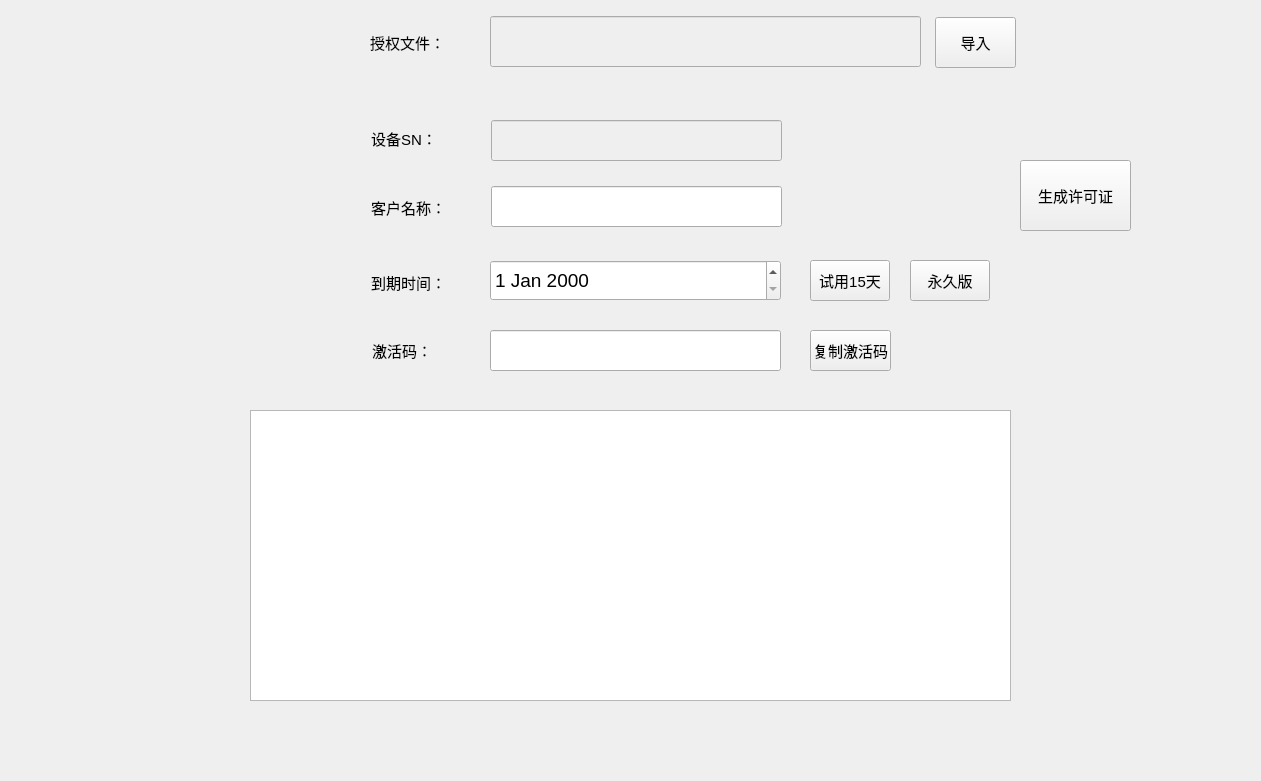
Above: Keygen/keygen.ui from lukangming/Register before the change. Below: the same form after it.
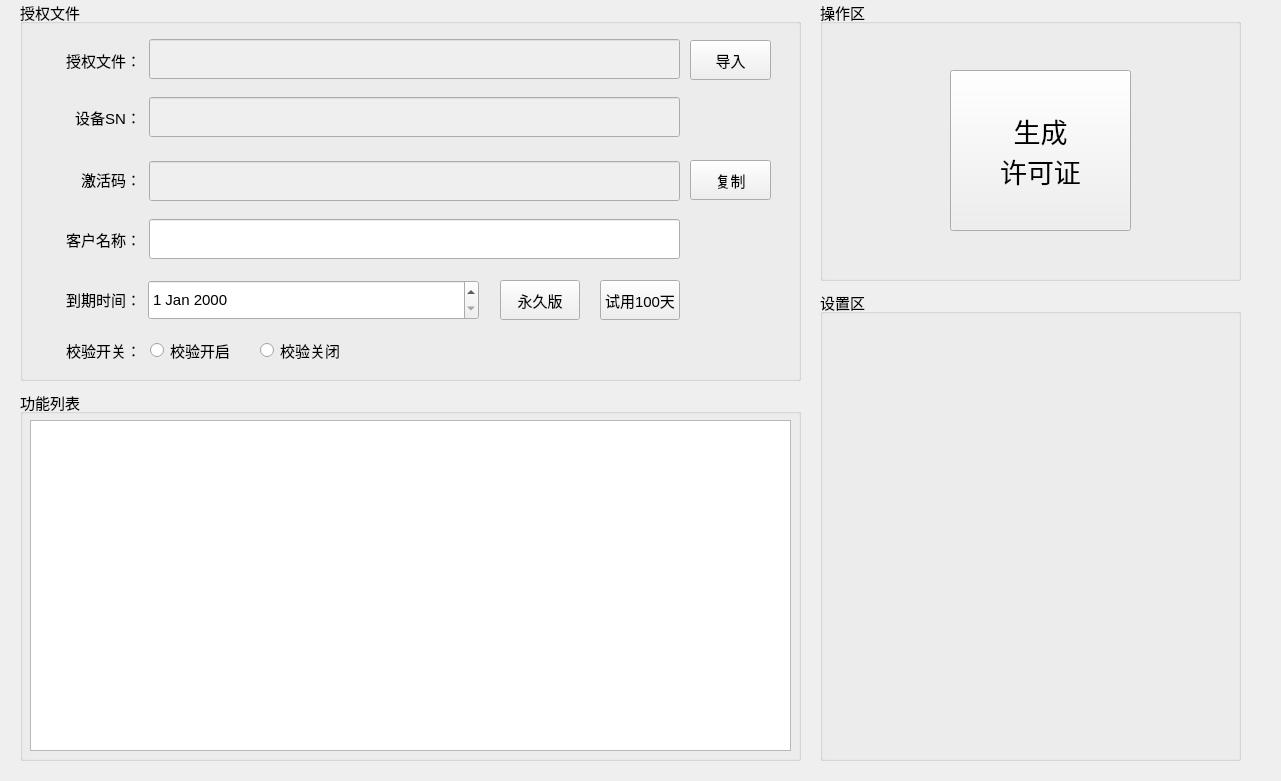
That is the form after the change.

What changed in the file:
```diff
--- a/Keygen/keygen.ui
+++ b/Keygen/keygen.ui
@@ -6,20 +6,140 @@
    <rect>
     <x>0</x>
     <y>0</y>
-    <width>1261</width>
+    <width>1281</width>
     <height>781</height>
    </rect>
   </property>
   <property name="windowTitle">
    <string>Form</string>
   </property>
+  <widget class="QGroupBox" name="settingsBox">
+   <property name="geometry">
+    <rect>
+     <x>820</x>
+     <y>290</y>
+     <width>421</width>
+     <height>471</height>
+    </rect>
+   </property>
+   <property name="font">
+    <font>
+     <pointsize>11</pointsize>
+    </font>
+   </property>
+   <property name="title">
+    <string>设置区</string>
+   </property>
+  </widget>
+  <widget class="QGroupBox" name="settingsBox_2">
+   <property name="geometry">
+    <rect>
+     <x>820</x>
+     <y>0</y>
+     <width>421</width>
+     <height>281</height>
+    </rect>
+   </property>
+   <property name="font">
+    <font>
+     <pointsize>11</pointsize>
+    </font>
+   </property>
+   <property name="title">
+    <string>操作区</string>
+   </property>
   <widget class="QPushButton" name="generateButton">
    <property name="geometry">
     <rect>
-     <x>1020</x>
+      <x>130</x>
+      <y>70</y>
+      <width>181</width>
+      <height>161</height>
+     </rect>
+    </property>
+    <property name="font">
+     <font>
+      <pointsize>20</pointsize>
+     </font>
+    </property>
+    <property name="text">
+     <string>生成
+许可证</string>
+    </property>
+   </widget>
+  </widget>
+  <widget class="QGroupBox" name="settingsBox_3">
+   <property name="geometry">
+    <rect>
+     <x>20</x>
+     <y>390</y>
+     <width>781</width>
+     <height>371</height>
+    </rect>
+   </property>
+   <property name="font">
+    <font>
+     <pointsize>11</pointsize>
+    </font>
+   </property>
+   <property name="title">
+    <string>功能列表</string>
+   </property>
+   <widget class="QTableWidget" name="tableFeatures">
+    <property name="geometry">
+     <rect>
+      <x>10</x>
+      <y>30</y>
+      <width>761</width>
+      <height>331</height>
+     </rect>
+    </property>
+    <property name="font">
+     <font>
+      <pointsize>11</pointsize>
+     </font>
+    </property>
+   </widget>
+  </widget>
+  <widget class="QGroupBox" name="settingsBox_4">
+   <property name="geometry">
+    <rect>
+     <x>20</x>
+     <y>0</y>
+     <width>781</width>
+     <height>381</height>
+    </rect>
+   </property>
+   <property name="font">
+    <font>
+     <pointsize>11</pointsize>
+    </font>
+   </property>
+   <property name="title">
+    <string>授权文件</string>
+   </property>
+   <widget class="QLineEdit" name="lineEditCustomer">
+    <property name="geometry">
+     <rect>
+      <x>129</x>
+      <y>219</y>
+      <width>531</width>
+      <height>40</height>
+     </rect>
+    </property>
+    <property name="font">
+     <font>
+      <pointsize>11</pointsize>
+     </font>
+    </property>
+   </widget>
+   <widget class="QPushButton" name="copyBtn">
+    <property name="geometry">
+     <rect>
+      <x>670</x>
      <y>160</y>
-     <width>111</width>
-     <height>71</height>
+      <width>81</width>
+      <height>40</height>
     </rect>
    </property>
    <property name="font">
@@ -28,16 +148,52 @@
     </font>
    </property>
    <property name="text">
-    <string>生成许可证</string>
+     <string>复制</string>
+    </property>
+   </widget>
+   <widget class="QLineEdit" name="lineEditDeviceSn">
+    <property name="enabled">
+     <bool>false</bool>
+    </property>
+    <property name="geometry">
+     <rect>
+      <x>129</x>
+      <y>97</y>
+      <width>531</width>
+      <height>40</height>
+     </rect>
+    </property>
+    <property name="font">
+     <font>
+      <pointsize>11</pointsize>
+     </font>
+    </property>
+   </widget>
+   <widget class="QLineEdit" name="activeCode">
+    <property name="enabled">
+     <bool>false</bool>
+    </property>
+    <property name="geometry">
+     <rect>
+      <x>129</x>
+      <y>161</y>
+      <width>531</width>
+      <height>40</height>
+     </rect>
+    </property>
+    <property name="font">
+     <font>
+      <pointsize>11</pointsize>
+     </font>
    </property>
   </widget>
   <widget class="QPushButton" name="openFileButton">
    <property name="geometry">
     <rect>
-     <x>935</x>
-     <y>17</y>
+      <x>670</x>
+      <y>40</y>
      <width>81</width>
-     <height>51</height>
+      <height>40</height>
     </rect>
    </property>
    <property name="font">
@@ -49,16 +205,37 @@
     <string>导入</string>
    </property>
   </widget>
+   <widget class="QLabel" name="label_5">
+    <property name="geometry">
+     <rect>
+      <x>30</x>
+      <y>40</y>
+      <width>91</width>
+      <height>40</height>
+     </rect>
+    </property>
+    <property name="font">
+     <font>
+      <pointsize>11</pointsize>
+     </font>
+    </property>
+    <property name="text">
+     <string>授权文件：</string>
+    </property>
+    <property name="alignment">
+     <set>Qt::AlignRight|Qt::AlignTrailing|Qt::AlignVCenter</set>
+    </property>
+   </widget>
   <widget class="QLineEdit" name="lineEditFilePath">
    <property name="enabled">
     <bool>false</bool>
    </property>
    <property name="geometry">
     <rect>
-     <x>490</x>
-     <y>16</y>
-     <width>431</width>
-     <height>51</height>
+      <x>129</x>
+      <y>39</y>
+      <width>531</width>
+      <height>40</height>
     </rect>
    </property>
    <property name="font">
@@ -70,10 +247,10 @@
   <widget class="QLabel" name="label">
    <property name="geometry">
     <rect>
-     <x>371</x>
-     <y>118</y>
-     <width>101</width>
-     <height>41</height>
+      <x>30</x>
+      <y>97</y>
+      <width>91</width>
+      <height>40</height>
     </rect>
    </property>
    <property name="font">
@@ -84,14 +261,17 @@
    <property name="text">
     <string>设备SN：</string>
    </property>
-  </widget>
-  <widget class="QLabel" name="label_2">
+    <property name="alignment">
+     <set>Qt::AlignRight|Qt::AlignTrailing|Qt::AlignVCenter</set>
+    </property>
+   </widget>
+   <widget class="QPushButton" name="formBtn">
    <property name="geometry">
     <rect>
-     <x>371</x>
-     <y>187</y>
-     <width>101</width>
-     <height>41</height>
+      <x>480</x>
+      <y>280</y>
+      <width>80</width>
+      <height>40</height>
     </rect>
    </property>
    <property name="font">
@@ -100,16 +280,16 @@
     </font>
    </property>
    <property name="text">
-    <string>客户名称：</string>
+     <string>永久版</string>
    </property>
   </widget>
   <widget class="QLabel" name="label_3">
    <property name="geometry">
     <rect>
-     <x>371</x>
-     <y>262</y>
-     <width>101</width>
-     <height>41</height>
+      <x>30</x>
+      <y>279</y>
+      <width>91</width>
+      <height>40</height>
     </rect>
    </property>
    <property name="font">
@@ -120,62 +300,17 @@
    <property name="text">
     <string>到期时间：</string>
    </property>
-  </widget>
-  <widget class="QLineEdit" name="lineEditDeviceSn">
-   <property name="enabled">
-    <bool>false</bool>
-   </property>
-   <property name="geometry">
-    <rect>
-     <x>491</x>
-     <y>120</y>
-     <width>291</width>
-     <height>41</height>
-    </rect>
-   </property>
-   <property name="font">
-    <font>
-     <pointsize>14</pointsize>
-    </font>
-   </property>
-  </widget>
-  <widget class="QLineEdit" name="lineEditCustomer">
-   <property name="geometry">
-    <rect>
-     <x>491</x>
-     <y>186</y>
-     <width>291</width>
-     <height>41</height>
-    </rect>
-   </property>
-   <property name="font">
-    <font>
-     <pointsize>14</pointsize>
-    </font>
-   </property>
-  </widget>
-  <widget class="QDateEdit" name="dateEditExpire">
-   <property name="geometry">
-    <rect>
-     <x>490</x>
-     <y>260</y>
-     <width>291</width>
-     <height>41</height>
-    </rect>
-   </property>
-   <property name="font">
-    <font>
-     <pointsize>14</pointsize>
-    </font>
+    <property name="alignment">
+     <set>Qt::AlignRight|Qt::AlignTrailing|Qt::AlignVCenter</set>
    </property>
   </widget>
   <widget class="QPushButton" name="tiralBtn">
    <property name="geometry">
     <rect>
-     <x>810</x>
-     <y>260</y>
+      <x>580</x>
+      <y>280</y>
      <width>80</width>
-     <height>41</height>
+      <height>40</height>
     </rect>
    </property>
    <property name="font">
@@ -184,34 +319,16 @@
     </font>
    </property>
    <property name="text">
-    <string>试用15天</string>
-   </property>
-  </widget>
-  <widget class="QPushButton" name="formBtn">
-   <property name="geometry">
-    <rect>
-     <x>910</x>
-     <y>260</y>
-     <width>80</width>
-     <height>41</height>
-    </rect>
-   </property>
-   <property name="font">
-    <font>
-     <pointsize>11</pointsize>
-    </font>
-   </property>
-   <property name="text">
-    <string>永久版</string>
+     <string>试用100天</string>
    </property>
   </widget>
   <widget class="QLabel" name="label_4">
    <property name="geometry">
     <rect>
-     <x>372</x>
-     <y>330</y>
-     <width>101</width>
-     <height>41</height>
+      <x>30</x>
+      <y>159</y>
+      <width>91</width>
+      <height>40</height>
     </rect>
    </property>
    <property name="font">
@@ -222,32 +339,38 @@
    <property name="text">
     <string>激活码：</string>
    </property>
-  </widget>
-  <widget class="QLineEdit" name="activeCode">
-   <property name="enabled">
-    <bool>true</bool>
-   </property>
+    <property name="alignment">
+     <set>Qt::AlignRight|Qt::AlignTrailing|Qt::AlignVCenter</set>
+    </property>
+   </widget>
+   <widget class="QLabel" name="label_2">
    <property name="geometry">
     <rect>
-     <x>490</x>
-     <y>330</y>
-     <width>291</width>
-     <height>41</height>
+      <x>20</x>
+      <y>219</y>
+      <width>101</width>
+      <height>40</height>
     </rect>
    </property>
    <property name="font">
     <font>
-     <pointsize>14</pointsize>
-    </font>
-   </property>
-  </widget>
-  <widget class="QPushButton" name="copyBtn">
+      <pointsize>11</pointsize>
+     </font>
+    </property>
+    <property name="text">
+     <string>客户名称：</string>
+    </property>
+    <property name="alignment">
+     <set>Qt::AlignRight|Qt::AlignTrailing|Qt::AlignVCenter</set>
+    </property>
+   </widget>
+   <widget class="QDateEdit" name="dateEditExpire">
    <property name="geometry">
     <rect>
-     <x>810</x>
-     <y>330</y>
-     <width>81</width>
-     <height>41</height>
+      <x>128</x>
+      <y>280</y>
+      <width>331</width>
+      <height>40</height>
     </rect>
    </property>
    <property name="font">
@@ -255,17 +378,14 @@
      <pointsize>11</pointsize>
     </font>
    </property>
-   <property name="text">
-    <string>复制激活码</string>
-   </property>
-  </widget>
-  <widget class="QLabel" name="label_5">
+   </widget>
+   <widget class="QLabel" name="label_6">
    <property name="geometry">
     <rect>
-     <x>370</x>
-     <y>22</y>
-     <width>101</width>
-     <height>41</height>
+      <x>30</x>
+      <y>330</y>
+      <width>91</width>
+      <height>40</height>
     </rect>
    </property>
    <property name="font">
@@ -274,23 +394,38 @@
     </font>
    </property>
    <property name="text">
-    <string>授权文件：</string>
-   </property>
-  </widget>
-  <widget class="QTableWidget" name="tableFeatures">
+     <string>校验开关：</string>
+    </property>
+    <property name="alignment">
+     <set>Qt::AlignRight|Qt::AlignTrailing|Qt::AlignVCenter</set>
+    </property>
+   </widget>
+   <widget class="QRadioButton" name="verOnBtn">
    <property name="geometry">
     <rect>
-     <x>250</x>
-     <y>410</y>
-     <width>761</width>
-     <height>291</height>
-    </rect>
-   </property>
-   <property name="font">
-    <font>
-     <pointsize>14</pointsize>
-    </font>
-   </property>
+      <x>130</x>
+      <y>330</y>
+      <width>91</width>
+      <height>41</height>
+     </rect>
+    </property>
+    <property name="text">
+     <string>校验开启</string>
+    </property>
+   </widget>
+   <widget class="QRadioButton" name="verOffBtn">
+    <property name="geometry">
+     <rect>
+      <x>240</x>
+      <y>330</y>
+      <width>101</width>
+      <height>41</height>
+     </rect>
+    </property>
+    <property name="text">
+     <string>校验关闭</string>
+    </property>
+   </widget>
   </widget>
  </widget>
  <resources/>
```
Lines whose indentation alone changed are shown as unchanged.
